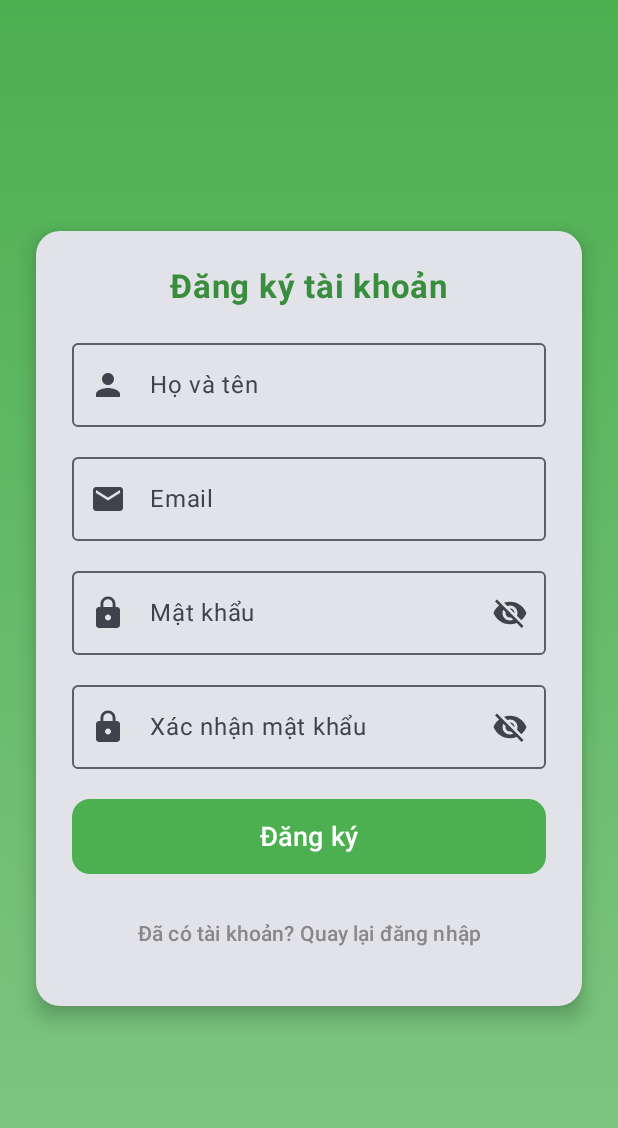
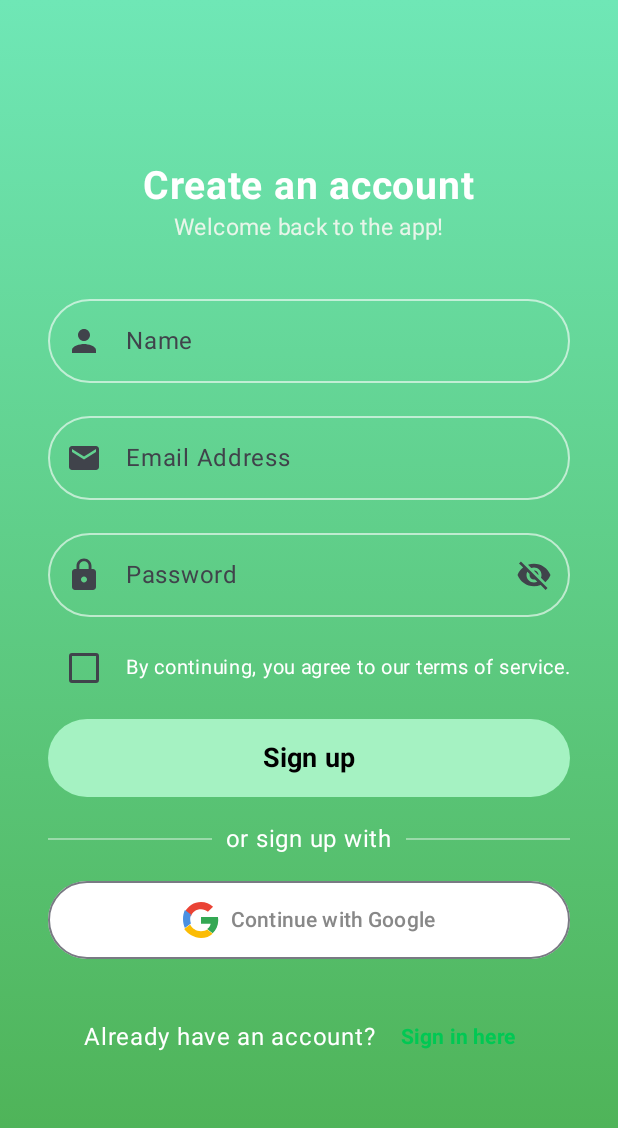
Before and after one commit to LeNguyenDuyCuong99zw/AppBusCitytracuutuyenxebuyt, an Android app built with Jetpack Compose: the composable RegisterScreen shown on its own in the app's theme, on a phone screen of 412 x 824 dp. Shown: the top 1128 px of the screen. Run offline under Robolectric (Android 15) with nearby library versions, the phone set to English and light mode, and no system bars; libraries missing offline, so code that uses them is left out: org.maplibre.android; 1 statement that could not run was skipped.

Commit message:
fix lại đăng nhập + đăng ký

```diff
--- a/app/src/main/java/com/map/buscity/ui/register/RegisterActivity.kt
+++ b/app/src/main/java/com/map/buscity/ui/register/RegisterActivity.kt
@@ -2,8 +2,10 @@ package com.map.buscity.ui.register
 
 import android.content.Intent
 import android.os.Bundle
+import android.widget.Toast
 import androidx.activity.ComponentActivity
 import androidx.activity.compose.setContent
+import androidx.compose.foundation.Image
 import androidx.compose.foundation.background
 import androidx.compose.foundation.layout.*
 import androidx.compose.foundation.shape.RoundedCornerShape
@@ -21,6 +23,7 @@ import androidx.compose.ui.Modifier
 import androidx.compose.ui.graphics.Brush
 import androidx.compose.ui.graphics.Color
 import androidx.compose.ui.platform.LocalContext
+import androidx.compose.ui.res.painterResource
 import androidx.compose.ui.text.font.FontWeight
 import androidx.compose.ui.text.input.KeyboardType
 import androidx.compose.ui.text.input.PasswordVisualTransformation
@@ -28,6 +31,7 @@ import androidx.compose.ui.text.input.VisualTransformation
 import androidx.compose.ui.text.style.TextAlign
 import androidx.compose.ui.unit.dp
 import androidx.compose.ui.unit.sp
+import com.map.buscity.R
 import com.map.buscity.ui.login.LoginActivity
 import com.map.buscity.ui.account.HomeActivity
 
@@ -43,151 +47,198 @@ class RegisterActivity : ComponentActivity() {
 @OptIn(ExperimentalMaterial3Api::class)
 @Composable
 fun RegisterScreen() {
+    val context = LocalContext.current
+
     var name by remember { mutableStateOf("") }
     var email by remember { mutableStateOf("") }
     var password by remember { mutableStateOf("") }
-    var confirmPassword by remember { mutableStateOf("") }
-
     var passwordVisible by remember { mutableStateOf(false) }
-    var confirmVisible by remember { mutableStateOf(false) }
-
-    val context = LocalContext.current
+    var agreeTerms by remember { mutableStateOf(false) }
 
     Box(
         modifier = Modifier
             .fillMaxSize()
             .background(
-                brush = Brush.verticalGradient(
-                    colors = listOf(Color(0xFF4CAF50), Color(0xFF81C784))
+                Brush.verticalGradient(
+                    listOf(Color(0xFF6FE7B6), Color(0xFF4CAF50))
                 )
             ),
         contentAlignment = Alignment.Center
     ) {
-        Card(
-            modifier = Modifier
-                .padding(24.dp)
-                .fillMaxWidth(),
-            shape = RoundedCornerShape(16.dp),
-            elevation = CardDefaults.cardElevation(defaultElevation = 8.dp)
-        ) {
         Column(
             modifier = Modifier
-                    .padding(24.dp)
-                    .fillMaxWidth(),
+                .fillMaxWidth()
+                .padding(horizontal = 32.dp, vertical = 48.dp),
             horizontalAlignment = Alignment.CenterHorizontally
         ) {
+            // Title
             Text(
-                    text = "Đăng ký tài khoản",
-                    fontSize = 22.sp,
+                text = "Create an account",
+                fontSize = 26.sp,
                 fontWeight = FontWeight.Bold,
-                    color = Color(0xFF388E3C),
-                    modifier = Modifier.padding(bottom = 16.dp)
+                color = Color.White
+            )
+            Text(
+                text = "Welcome back to the app!",
+                fontSize = 15.sp,
+                color = Color(0xFFE8F5E9),
+                modifier = Modifier.padding(bottom = 28.dp)
             )
 
-                // Họ và tên
+            // Name
             OutlinedTextField(
                 value = name,
                 onValueChange = { name = it },
-                    label = { Text("Họ và tên") },
+                placeholder = { Text("John Doe", color = Color.Gray) },
+                label = { Text("Name") },
                 leadingIcon = { Icon(Icons.Default.Person, contentDescription = null) },
-                    modifier = Modifier
-                        .fillMaxWidth()
-                        .padding(bottom = 12.dp)
+                singleLine = true,
+                shape = RoundedCornerShape(30.dp),
+                colors = OutlinedTextFieldDefaults.colors(
+                    focusedBorderColor = Color.White,
+                    unfocusedBorderColor = Color.White.copy(alpha = 0.6f),
+                    focusedLabelColor = Color.White
+                ),
+                modifier = Modifier.fillMaxWidth()
             )
+
+            Spacer(modifier = Modifier.height(14.dp))
 
             // Email
             OutlinedTextField(
                 value = email,
                 onValueChange = { email = it },
-                    label = { Text("Email") },
+                placeholder = { Text("hello@example.com", color = Color.Gray) },
+                label = { Text("Email Address") },
                 leadingIcon = { Icon(Icons.Default.Email, contentDescription = null) },
                 keyboardOptions = KeyboardOptions(keyboardType = KeyboardType.Email),
-                    modifier = Modifier
-                        .fillMaxWidth()
-                        .padding(bottom = 12.dp)
+                singleLine = true,
+                shape = RoundedCornerShape(30.dp),
+                colors = OutlinedTextFieldDefaults.colors(
+                    focusedBorderColor = Color.White,
+                    unfocusedBorderColor = Color.White.copy(alpha = 0.6f)
+                ),
+                modifier = Modifier.fillMaxWidth()
             )
 
-                // Mật khẩu
+            Spacer(modifier = Modifier.height(14.dp))
+
+            // Password
             OutlinedTextField(
                 value = password,
                 onValueChange = { password = it },
-                    label = { Text("Mật khẩu") },
+                placeholder = { Text("********", color = Color.Gray) },
+                label = { Text("Password") },
                 leadingIcon = { Icon(Icons.Default.Lock, contentDescription = null) },
                 trailingIcon = {
-                        val image = if (passwordVisible)
-                            Icons.Default.Visibility
-                        else
-                            Icons.Default.VisibilityOff
-
+                    val image = if (passwordVisible) Icons.Default.Visibility else Icons.Default.VisibilityOff
                     IconButton(onClick = { passwordVisible = !passwordVisible }) {
-                            Icon(
-                                imageVector = image,
-                                contentDescription = if (passwordVisible) "Ẩn mật khẩu" else "Hiện mật khẩu"
-                            )
+                        Icon(image, contentDescription = "Toggle Password")
                     }
                 },
                 visualTransformation = if (passwordVisible) VisualTransformation.None else PasswordVisualTransformation(),
+                singleLine = true,
+                shape = RoundedCornerShape(30.dp),
+                colors = OutlinedTextFieldDefaults.colors(
+                    focusedBorderColor = Color.White,
+                    unfocusedBorderColor = Color.White.copy(alpha = 0.6f)
+                ),
+                modifier = Modifier.fillMaxWidth()
+            )
+
+            Spacer(modifier = Modifier.height(10.dp))
+
+            // Checkbox Terms
+            Row(
                 modifier = Modifier
                     .fillMaxWidth()
-                        .padding(bottom = 12.dp)
+                    .padding(bottom = 10.dp),
+                verticalAlignment = Alignment.CenterVertically
+            ) {
+                Checkbox(
+                    checked = agreeTerms,
+                    onCheckedChange = { agreeTerms = it },
+                    colors = CheckboxDefaults.colors(checkedColor = Color(0xFFFFC107))
                 )
-
-                // Xác nhận mật khẩu
-                OutlinedTextField(
-                    value = confirmPassword,
-                    onValueChange = { confirmPassword = it },
-                    label = { Text("Xác nhận mật khẩu") },
-                    leadingIcon = { Icon(Icons.Default.Lock, contentDescription = null) },
-                    trailingIcon = {
-                        val image = if (confirmVisible)
-                            Icons.Default.Visibility
-                        else
-                            Icons.Default.VisibilityOff
-
-                        IconButton(onClick = { confirmVisible = !confirmVisible }) {
-                            Icon(
-                                imageVector = image,
-                                contentDescription = if (confirmVisible) "Ẩn mật khẩu" else "Hiện mật khẩu"
+                Text(
+                    text = "By continuing, you agree to our terms of service.",
+                    color = Color.White,
+                    fontSize = 13.sp,
+                    modifier = Modifier.padding(start = 4.dp)
                 )
             }
+
+            // Sign up button
+            Button(
+                onClick = {
+                    if (name.isNotEmpty() && email.isNotEmpty() && password.isNotEmpty() && agreeTerms) {
+                        val intent = Intent(context, HomeActivity::class.java)
+                        intent.putExtra("userName", name.ifEmpty { email.substringBefore("@") })
+                        intent.putExtra("avatarUrl", "")
+                        context.startActivity(intent)
+                    } else {
+                        Toast.makeText(context, "Vui lòng nhập đầy đủ thông tin và đồng ý điều khoản", Toast.LENGTH_SHORT).show()
+                    }
                 },
-                    visualTransformation = if (confirmVisible) VisualTransformation.None else PasswordVisualTransformation(),
+                shape = RoundedCornerShape(40.dp),
+                colors = ButtonDefaults.buttonColors(containerColor = Color(0xFFA5F2C2)),
                 modifier = Modifier
                     .fillMaxWidth()
-                        .padding(bottom = 20.dp)
-                )
-
-                // Nút đăng ký
-                Button(
-                    onClick = {
-                        // ✅ Sau khi đăng ký thành công → chuyển sang HomeActivity luôn
-                        val intent = Intent(context, HomeActivity::class.java)
-                        intent.putExtra("userName", name.ifEmpty { email.substringBefore("@") })
-                        intent.putExtra("avatarUrl", "") // có thể thay bằng URL ảnh thật
-                        context.startActivity(intent)
-                    },
-                    modifier = Modifier
-                        .fillMaxWidth()
-                        .height(50.dp),
-                    shape = RoundedCornerShape(12.dp),
-                    colors = ButtonDefaults.buttonColors(containerColor = Color(0xFF4CAF50))
+                    .height(52.dp)
             ) {
-                    Text("Đăng ký", fontSize = 18.sp, color = Color.White)
+                Text("Sign up", color = Color.Black, fontSize = 18.sp, fontWeight = FontWeight.Bold)
             }
 
             Spacer(modifier = Modifier.height(16.dp))
 
-                // Quay lại đăng nhập
-                TextButton(
+            // OR divider
+            Row(
+                verticalAlignment = Alignment.CenterVertically,
+                modifier = Modifier.fillMaxWidth()
+            ) {
+                Divider(modifier = Modifier.weight(1f), color = Color.White.copy(0.4f))
+                Text("  or sign up with  ", color = Color.White)
+                Divider(modifier = Modifier.weight(1f), color = Color.White.copy(0.4f))
+            }
+
+            Spacer(modifier = Modifier.height(16.dp))
+
+            // Google Button
+            OutlinedButton(
                 onClick = {
+                    Toast.makeText(context, "Google sign-up chưa được tích hợp", Toast.LENGTH_SHORT).show()
+                },
+                shape = RoundedCornerShape(50),
+                colors = ButtonDefaults.outlinedButtonColors(containerColor = Color.White),
+                modifier = Modifier
+                    .fillMaxWidth()
+                    .height(52.dp)
+            ) {
+                Image(
+                    painter = painterResource(id = R.drawable.ic_google),
+                    contentDescription = null,
+                    modifier = Modifier.size(24.dp)
+                )
+                Spacer(modifier = Modifier.width(8.dp))
+                Text("Continue with Google", color = Color.Gray)
+            }
+
+            Spacer(modifier = Modifier.height(28.dp))
+
+            // Already have account
+            Row(
+                horizontalArrangement = Arrangement.Center,
+                verticalAlignment = Alignment.CenterVertically,
+                modifier = Modifier.fillMaxWidth()
+            ) {
+                Text("Already have an account? ", color = Color.White)
+                TextButton(onClick = {
                     context.startActivity(Intent(context, LoginActivity::class.java))
-                    }
-                ) {
+                }) {
                     Text(
-                        text = "Đã có tài khoản? Quay lại đăng nhập",
-                        fontSize = 14.sp,
-                        color = Color.Gray,
-                        textAlign = TextAlign.Center
+                        text = "Sign in here",
+                        color = Color(0xFF00C853),
+                        fontWeight = FontWeight.Bold
                     )
                 }
             }
--- /dev/null
+++ b/app/src/main/res/drawable/ic_google.xml
@@ -0,0 +1,18 @@
+<vector xmlns:android="http://schemas.android.com/apk/res/android"
+    android:width="24dp"
+    android:height="24dp"
+    android:viewportWidth="48"
+    android:viewportHeight="48">
+    <path
+        android:fillColor="#EA4335"
+        android:pathData="M24,9.5c3.54,0,6.71,1.22,9.21,3.6l6.85-6.85C35.8,2.74,30.3,0,24,0  C14.62,0,6.51,5.38,2.56,13.22l7.98,6.19C12.17,13.02,17.65,9.5,24,9.5z" />
+    <path
+        android:fillColor="#34A853"
+        android:pathData="M46.98,24.55c0-1.57-0.14-3.09-0.39-4.55H24v9.02h12.94  c-0.56,2.89-2.23,5.34-4.74,6.99l7.27,5.64C43.88,37.3,46.98,31.44,46.98,24.55z" />
+    <path
+        android:fillColor="#4A90E2"
+        android:pathData="M10.54,28.58c-0.62-1.86-0.96-3.84-0.96-5.88s0.34-4.02,0.96-5.88l-7.98-6.19  C0.93,13.91,0,18.31,0,22.7s0.93,8.79,2.56,12.07L10.54,28.58z" />
+    <path
+        android:fillColor="#FBBC05"
+        android:pathData="M24,47.99c6.3,0,11.62-2.07,15.49-5.65l-7.27-5.64c-2.02,1.36-4.61,2.17-8.22,2.17  c-6.35,0-11.83-3.52-14.46-8.92l-7.98,6.19C6.51,42.61,14.62,47.99,24,47.99z" />
+</vector>
```
Also changed, not shown: app/src/main/java/com/map/buscity/ui/login/LoginActivity.kt (+107 -88 lines). Lines whose indentation alone changed are shown as unchanged.
